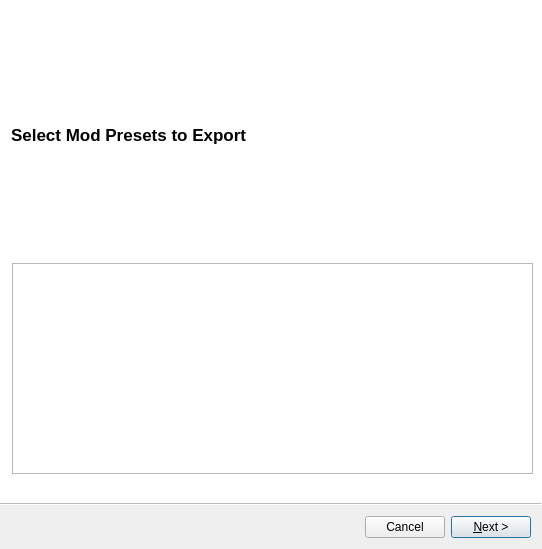
Qt form exportwindow.ui (WrenSwift/SimsSwitcher) before a commit.
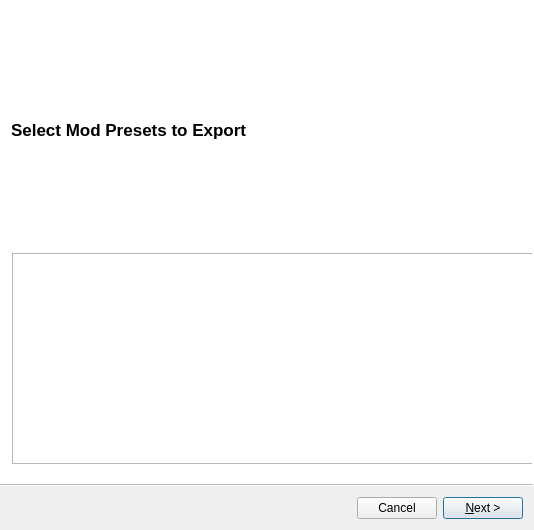
The same form after that commit.

Commit message: Refactor UI components: update export window dimensions, enhance version label with hyperlink, and add Patreon support link in settings

```diff
--- a/exportwindow.ui
+++ b/exportwindow.ui
@@ -6,8 +6,8 @@
    <rect>
     <x>0</x>
     <y>0</y>
-    <width>542</width>
-    <height>549</height>
+    <width>534</width>
+    <height>530</height>
    </rect>
   </property>
   <property name="maximumSize">
```
The commit also changes 3 other files.
